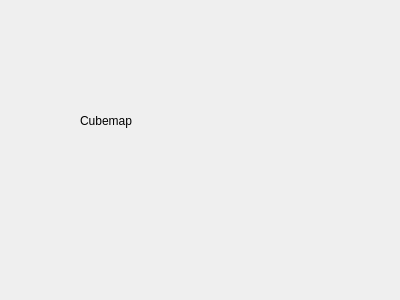
Old version of the form tTexture-Editor/tTexture-Editor/tTexture/Editor/UI/Qt-Files/CubemapWidget.ui in the repository lore14th/tTexture.
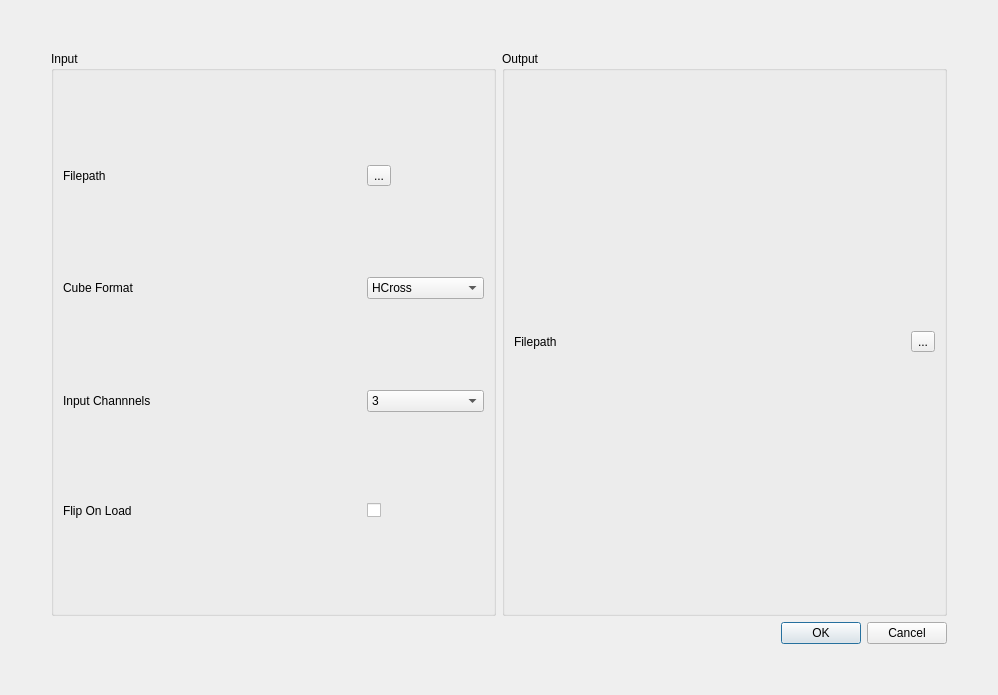
New version of the form.

```diff
--- a/tTexture-Editor/tTexture-Editor/tTexture/Editor/UI/Qt-Files/CubemapWidget.ui
+++ b/tTexture-Editor/tTexture-Editor/tTexture/Editor/UI/Qt-Files/CubemapWidget.ui
@@ -6,26 +6,215 @@
    <rect>
     <x>0</x>
     <y>0</y>
-    <width>400</width>
-    <height>300</height>
+    <width>998</width>
+    <height>695</height>
    </rect>
   </property>
   <property name="windowTitle">
    <string>CubemapMenu</string>
   </property>
-  <widget class="QLabel" name="label">
-   <property name="geometry">
-    <rect>
-     <x>80</x>
-     <y>60</y>
-     <width>221</width>
-     <height>121</height>
-    </rect>
-   </property>
-   <property name="text">
-    <string>Cubemap</string>
-   </property>
-  </widget>
+  <layout class="QGridLayout" name="gridLayout_3">
+   <item row="1" column="1">
+    <layout class="QVBoxLayout" name="MainLayout">
+     <item>
+      <layout class="QHBoxLayout" name="BoxLayout">
+       <item>
+        <widget class="QGroupBox" name="InputBox">
+         <property name="title">
+          <string>Input</string>
+         </property>
+         <layout class="QGridLayout" name="gridLayout">
+          <item row="0" column="0">
+           <widget class="QLabel" name="InputFilepathLabel">
+            <property name="text">
+             <string>Filepath</string>
+            </property>
+           </widget>
+          </item>
+          <item row="0" column="1">
+           <widget class="QLabel" name="InputFilepathValue">
+            <property name="text">
+             <string/>
+            </property>
+           </widget>
+          </item>
+          <item row="0" column="2">
+           <widget class="QToolButton" name="InputFilepathButton">
+            <property name="text">
+             <string>...</string>
+            </property>
+           </widget>
+          </item>
+          <item row="1" column="0">
+           <widget class="QLabel" name="InputCubeFormatLabel">
+            <property name="text">
+             <string>Cube Format</string>
+            </property>
+           </widget>
+          </item>
+          <item row="1" column="2">
+           <widget class="QComboBox" name="InputCubeFormatBox">
+            <item>
+             <property name="text">
+              <string>HCross</string>
+             </property>
+            </item>
+            <item>
+             <property name="text">
+              <string>VCross</string>
+             </property>
+            </item>
+            <item>
+             <property name="text">
+              <string>Equirectangular</string>
+             </property>
+            </item>
+           </widget>
+          </item>
+          <item row="2" column="0">
+           <widget class="QLabel" name="InputChannelsLabel">
+            <property name="text">
+             <string>Input Channnels</string>
+            </property>
+           </widget>
+          </item>
+          <item row="2" column="2">
+           <widget class="QComboBox" name="InputChannelBox">
+            <item>
+             <property name="text">
+              <string>3</string>
+             </property>
+            </item>
+            <item>
+             <property name="text">
+              <string>4</string>
+             </property>
+            </item>
+           </widget>
+          </item>
+          <item row="3" column="0">
+           <widget class="QLabel" name="InputFlipOnLoadLabel">
+            <property name="text">
+             <string>Flip On Load</string>
+            </property>
+           </widget>
+          </item>
+          <item row="3" column="2">
+           <widget class="QCheckBox" name="InputFlipOnLoadCheckbox">
+            <property name="text">
+             <string/>
+            </property>
+           </widget>
+          </item>
+         </layout>
+        </widget>
+       </item>
+       <item>
+        <widget class="QGroupBox" name="OutputBox">
+         <property name="title">
+          <string>Output</string>
+         </property>
+         <layout class="QGridLayout" name="gridLayout_2">
+          <item row="0" column="0">
+           <widget class="QLabel" name="OutputFilepathLabel">
+            <property name="text">
+             <string>Filepath</string>
+            </property>
+           </widget>
+          </item>
+          <item row="0" column="1">
+           <widget class="QLabel" name="OutputFilepathValue">
+            <property name="text">
+             <string/>
+            </property>
+           </widget>
+          </item>
+          <item row="0" column="2">
+           <widget class="QToolButton" name="OutputFilepathButton">
+            <property name="text">
+             <string>...</string>
+            </property>
+           </widget>
+          </item>
+         </layout>
+        </widget>
+       </item>
+      </layout>
+     </item>
+     <item>
+      <widget class="QDialogButtonBox" name="CommandButton">
+       <property name="standardButtons">
+        <set>QDialogButtonBox::Cancel|QDialogButtonBox::Ok</set>
+       </property>
+      </widget>
+     </item>
+    </layout>
+   </item>
+   <item row="1" column="2">
+    <spacer name="RightSpace">
+     <property name="orientation">
+      <enum>Qt::Horizontal</enum>
+     </property>
+     <property name="sizeType">
+      <enum>QSizePolicy::Minimum</enum>
+     </property>
+     <property name="sizeHint" stdset="0">
+      <size>
+       <width>40</width>
+       <height>20</height>
+      </size>
+     </property>
+    </spacer>
+   </item>
+   <item row="1" column="0">
+    <spacer name="LeftSpace">
+     <property name="orientation">
+      <enum>Qt::Horizontal</enum>
+     </property>
+     <property name="sizeType">
+      <enum>QSizePolicy::Minimum</enum>
+     </property>
+     <property name="sizeHint" stdset="0">
+      <size>
+       <width>40</width>
+       <height>20</height>
+      </size>
+     </property>
+    </spacer>
+   </item>
+   <item row="0" column="1">
+    <spacer name="TopSpace">
+     <property name="orientation">
+      <enum>Qt::Vertical</enum>
+     </property>
+     <property name="sizeType">
+      <enum>QSizePolicy::Minimum</enum>
+     </property>
+     <property name="sizeHint" stdset="0">
+      <size>
+       <width>20</width>
+       <height>40</height>
+      </size>
+     </property>
+    </spacer>
+   </item>
+   <item row="2" column="1">
+    <spacer name="BottomSpace">
+     <property name="orientation">
+      <enum>Qt::Vertical</enum>
+     </property>
+     <property name="sizeType">
+      <enum>QSizePolicy::Minimum</enum>
+     </property>
+     <property name="sizeHint" stdset="0">
+      <size>
+       <width>20</width>
+       <height>40</height>
+      </size>
+     </property>
+    </spacer>
+   </item>
+  </layout>
  </widget>
  <resources/>
  <connections/>
```
